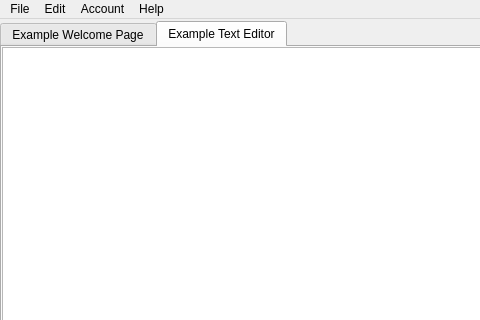
Old version of the form src/gnc/mainwindow.ui in the repository mchochlov/Gnucash; both pictures show x 0 to 480 and y 0 to 320 of the 707 by 665 pixel window.
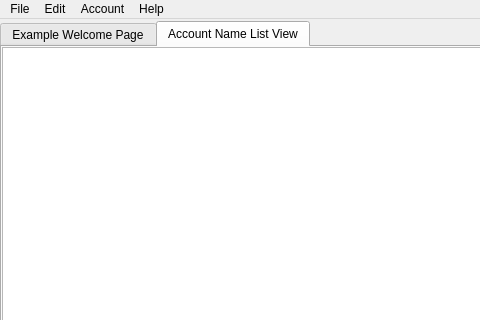
New version of the form. The open tabs and pages were chosen to show the change. Icons and pictures are not drawn.

Commit message: C++ experiment: Add first simple model/view widget for the loaded account list.

The edit to the form file:
```diff
--- a/src/gnc/mainwindow.ui
+++ b/src/gnc/mainwindow.ui
@@ -63,7 +63,7 @@
       </widget>
       <widget class="QWidget" name="tab_2">
        <attribute name="title">
-        <string>Example Text Editor</string>
+        <string>Account Name List View</string>
        </attribute>
        <layout class="QHBoxLayout" name="horizontalLayout_3">
         <property name="margin">
```
Left out of the diff: 2 changed lines with no effect on the pictures. The commit also changes 6 other files.
